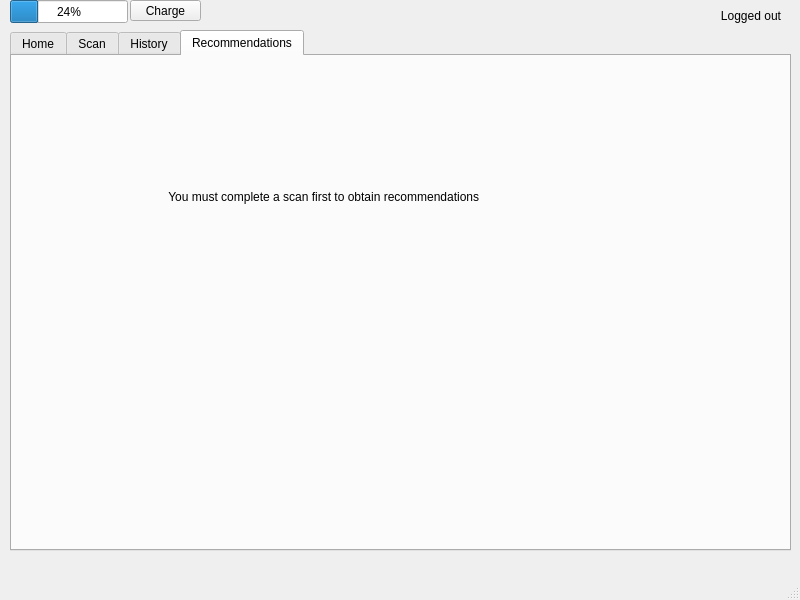
The window that RaDoTech/mainwindow.ui (saugatttt/COMP3004-Final-Project) describes before a commit, drawn with Qt 5.
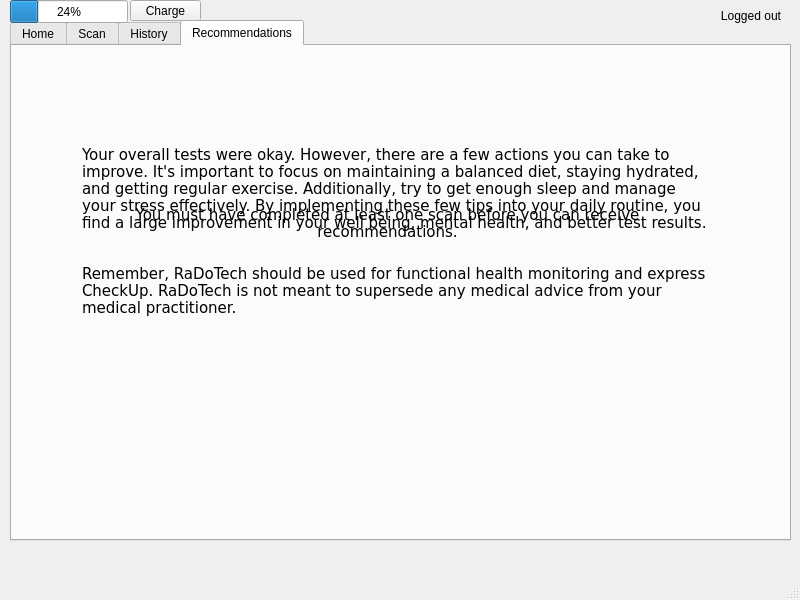
The same window after the commit. The open tabs and pages were chosen to show the change.

Diff of the .ui file:
```diff
--- a/RaDoTech/mainwindow.ui
+++ b/RaDoTech/mainwindow.ui
@@ -21,7 +21,7 @@
     <property name="geometry">
      <rect>
       <x>10</x>
-      <y>30</y>
+      <y>20</y>
       <width>781</width>
       <height>521</height>
      </rect>
@@ -252,16 +252,35 @@
       <string>Recommendations</string>
      </attribute>
      <widget class="QLabel" name="recText">
+      <property name="enabled">
+       <bool>true</bool>
+      </property>
       <property name="geometry">
        <rect>
         <x>70</x>
-        <y>20</y>
+        <y>100</y>
         <width>631</width>
-        <height>241</height>
+        <height>331</height>
        </rect>
       </property>
+      <property name="font">
+       <font>
+        <family>DejaVu Sans</family>
+        <pointsize>11</pointsize>
+       </font>
+      </property>
       <property name="text">
-       <string>                          You must complete a scan first to obtain recommendations</string>
+       <string>Your overall tests were okay. However, there are a few actions you can take to improve. It's important to focus on maintaining a balanced diet, staying hydrated, and getting regular exercise. Additionally, try to get enough sleep and manage your stress effectively. By implementing these few tips into your daily routine, you find a large improvement in your well being, mental health, and better test results. 
+
+
+Remember, RaDoTech should be used for functional health monitoring and express CheckUp. RaDoTech is not meant to supersede any medical advice from your medical practitioner.
+</string>
+      </property>
+      <property name="alignment">
+       <set>Qt::AlignLeading|Qt::AlignLeft|Qt::AlignTop</set>
+      </property>
+      <property name="wordWrap">
+       <bool>true</bool>
       </property>
      </widget>
      <widget class="QLabel" name="label_4">
@@ -290,6 +309,34 @@
        <string/>
       </property>
      </widget>
+     <widget class="QLabel" name="recText_2">
+      <property name="enabled">
+       <bool>true</bool>
+      </property>
+      <property name="geometry">
+       <rect>
+        <x>60</x>
+        <y>160</y>
+        <width>631</width>
+        <height>331</height>
+       </rect>
+      </property>
+      <property name="font">
+       <font>
+        <family>DejaVu Sans</family>
+        <pointsize>11</pointsize>
+       </font>
+      </property>
+      <property name="text">
+       <string>You must have completed at least one scan before you can receive recommendations.</string>
+      </property>
+      <property name="alignment">
+       <set>Qt::AlignHCenter|Qt::AlignTop</set>
+      </property>
+      <property name="wordWrap">
+       <bool>true</bool>
+      </property>
+     </widget>
     </widget>
    </widget>
    <widget class="QProgressBar" name="progressBar">
```
Left out of the diff: 2 changed lines with no effect on the pictures.
